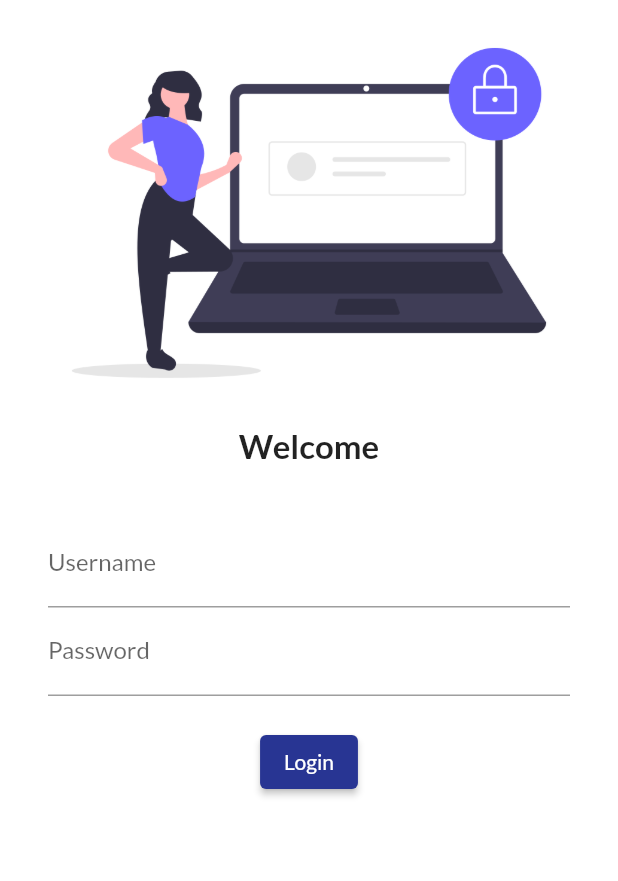
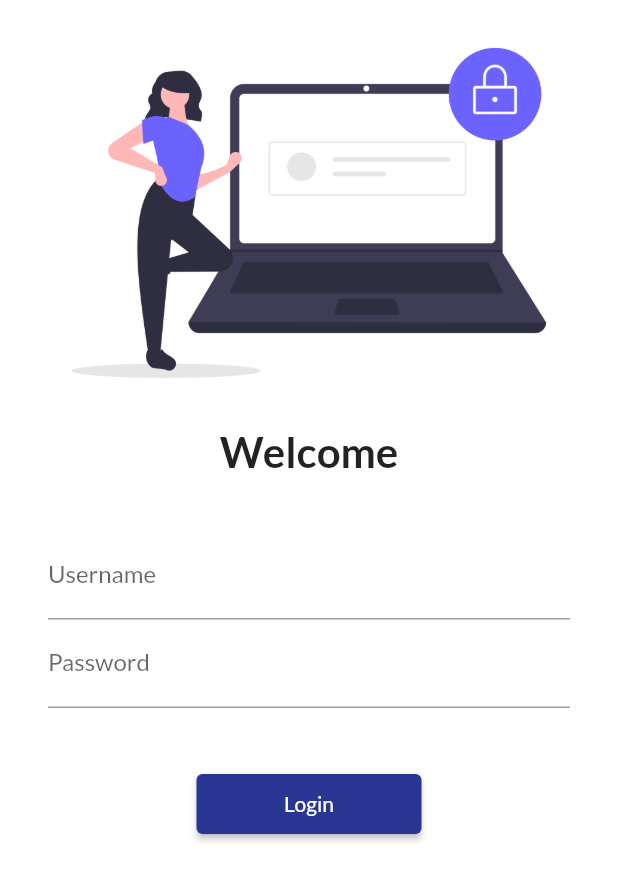
Before and after one commit to iamharshbit/flutter_catalog, a Flutter app: the screen it shows after launch, on a phone screen of 412 x 824 dp. Shown: the top 881 px of the screen. Run offline on Flutter 3.47's test engine with Material 2 defaults, Android fonts, the phone set to English and light mode, and no system bars; our stand-ins replace google_fonts.

Commit message:
Day5 commited

```diff
--- a/lib/main.dart
+++ b/lib/main.dart
@@ -1,5 +1,6 @@
 import 'package:flutter/material.dart';
 import 'package:flutter_catalog/pages/login_page.dart';
+import 'package:flutter_catalog/utils/routes.dart';
 import 'package:google_fonts/google_fonts.dart';
 import 'pages/home_page.dart';
 import 'pages/login_page.dart';
@@ -21,11 +22,11 @@
       darkTheme: ThemeData(
         brightness: Brightness.dark,
       ),
-      initialRoute: "/login",
+      // initialRoute: "/login",
       routes: {
         "/": (context) => LoginPage(),
-        "/home": (context) => HomePage(),
-        "/login": (context) => LoginPage(),
+        MyRoutes.homeRoute: (context) => HomePage(),
+        MyRoutes.loginRoute: (context) => LoginPage(),
       },
     );
   }
--- a/lib/pages/login_page.dart
+++ b/lib/pages/login_page.dart
@@ -1,4 +1,5 @@
 import 'package:flutter/material.dart';
+import 'package:flutter_catalog/utils/routes.dart';
 
 class LoginPage extends StatelessWidget {
   @override
@@ -15,7 +16,7 @@
           Text(
             "Welcome",
             style: TextStyle(
-                fontSize: 22,
+              fontSize: 28,
               fontWeight: FontWeight.bold,
             ),
           ),
@@ -39,20 +40,21 @@
                   ),
                 ),
                 SizedBox(
-                    height: 20.0,
+                  height: 40.0,
                 ),
                 ElevatedButton(
                   child: Text("Login"),
-                    style:
-                        ElevatedButton.styleFrom(primary: Colors.indigo[800]),
+                  style: ElevatedButton.styleFrom(
+                      primary: Colors.indigo[800], minimumSize: Size(150, 40)),
                   onPressed: () {
-                      print("Hii Harsh");
+                    Navigator.pushNamed(context, MyRoutes.homeRoute);
                   },
                 )
               ],
             ),
           ),
         ],
-        ));
+      ),
+    );
   }
 }
--- /dev/null
+++ b/lib/utils/routes.dart
@@ -0,0 +1,4 @@
+class MyRoutes{
+  static String loginRoute="/login";
+  static String homeRoute="/home";
+}
```
Lines whose indentation alone changed are shown as unchanged.
